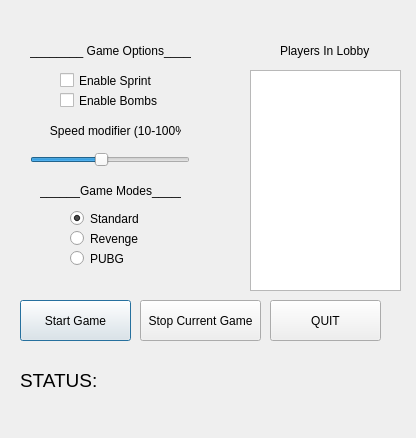
Old version of the form snake/servercontrolwindow.ui in the repository vaalkor/SNAKE_NIGHTMARE.
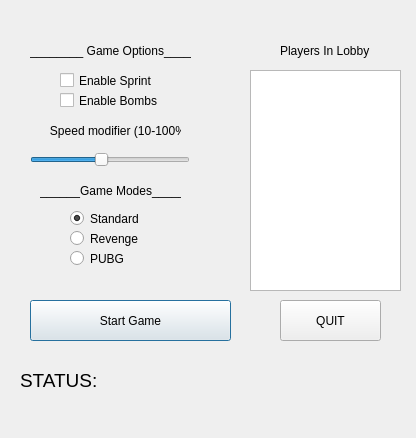
New version of the form.

Patch:
```diff
--- a/snake/servercontrolwindow.ui
+++ b/snake/servercontrolwindow.ui
@@ -168,9 +168,9 @@
   <widget class="QPushButton" name="startGameButton">
    <property name="geometry">
     <rect>
-     <x>20</x>
+     <x>30</x>
      <y>300</y>
-     <width>111</width>
+     <width>201</width>
      <height>41</height>
     </rect>
    </property>
@@ -178,25 +178,12 @@
     <string>Start Game</string>
    </property>
   </widget>
-  <widget class="QPushButton" name="stopGameButton">
-   <property name="geometry">
-    <rect>
-     <x>140</x>
-     <y>300</y>
-     <width>121</width>
-     <height>41</height>
-    </rect>
-   </property>
-   <property name="text">
-    <string>Stop Current Game</string>
-   </property>
-  </widget>
   <widget class="QPushButton" name="quitButton">
    <property name="geometry">
     <rect>
-     <x>270</x>
+     <x>280</x>
      <y>300</y>
-     <width>111</width>
+     <width>101</width>
      <height>41</height>
     </rect>
    </property>
```
